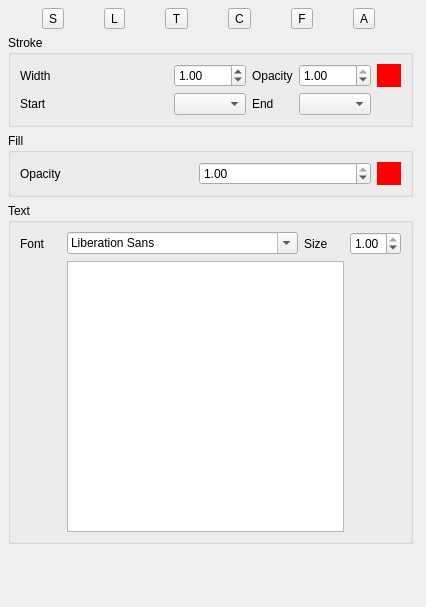
Old version of the form inspector.ui in the repository mswed/anny.
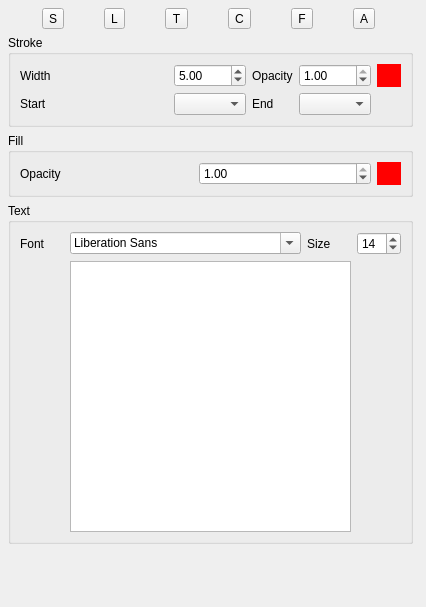
New version of the form.

What changed in the file:
```diff
--- a/inspector.ui
+++ b/inspector.ui
@@ -146,7 +146,7 @@
           <double>0.100000000000000</double>
          </property>
          <property name="value">
-          <double>1.000000000000000</double>
+          <double>5.000000000000000</double>
          </property>
         </widget>
        </item>
@@ -256,19 +256,6 @@
        <item row="0" column="1">
         <widget class="QFontComboBox" name="fontCb"/>
        </item>
-       <item row="0" column="3">
-        <widget class="QDoubleSpinBox" name="fontSizeField">
-         <property name="maximum">
-          <double>1.000000000000000</double>
-         </property>
-         <property name="singleStep">
-          <double>0.100000000000000</double>
-         </property>
-         <property name="value">
-          <double>1.000000000000000</double>
-         </property>
-        </widget>
-       </item>
        <item row="0" column="0">
         <widget class="QLabel" name="fontLabel">
          <property name="text">
@@ -290,6 +277,16 @@
          </property>
         </widget>
        </item>
+       <item row="0" column="3">
+        <widget class="QSpinBox" name="fontSizeField">
+         <property name="minimum">
+          <number>1</number>
+         </property>
+         <property name="value">
+          <number>14</number>
+         </property>
+        </widget>
+       </item>
       </layout>
      </widget>
     </item>
```
